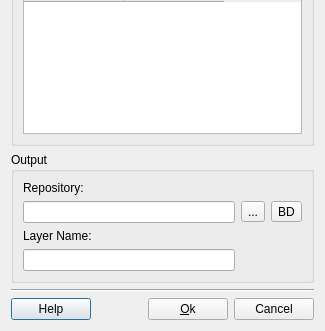
Qt form src/terralib/vp/qt/ui/MergeDialogForm.ui (claudiobogossian/terralib5) before a commit; both pictures show x 0 to 325 and y 251 to 582 of the 325 by 582 pixel window.
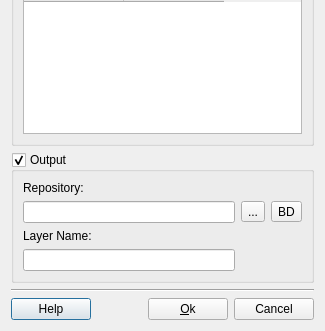
The same form after that commit. Custom widgets are drawn as their Qt base class.

```diff
--- a/src/terralib/vp/qt/ui/MergeDialogForm.ui
+++ b/src/terralib/vp/qt/ui/MergeDialogForm.ui
@@ -27,6 +27,12 @@
        <property name="title">
         <string>Output</string>
        </property>
+       <property name="checkable">
+        <bool>true</bool>
+       </property>
+       <property name="checked">
+        <bool>true</bool>
+       </property>
        <layout class="QGridLayout" name="gridLayout">
         <item row="0" column="0">
          <widget class="QLabel" name="label_4">
```
Left out of the diff: 2 changed lines with no effect on the pictures.
